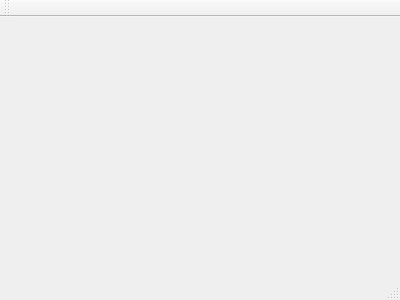
The window that CapstoneCryptography/forms/mainwindow.ui (egandunning/learn-crypto) describes before a commit, drawn with Qt 5.
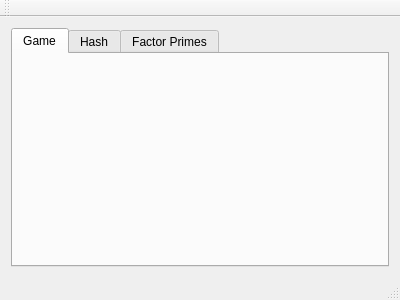
The same window after the commit.

Commit message: Added three tabs and commented out the factoring primes in the main method.

```diff
--- a/CapstoneCryptography/forms/mainwindow.ui
+++ b/CapstoneCryptography/forms/mainwindow.ui
@@ -18,6 +18,28 @@
     <item row="0" column="0">
      <layout class="QHBoxLayout" name="horizontalLayout"/>
     </item>
+    <item row="0" column="0">
+     <widget class="QTabWidget" name="tabWidget">
+      <property name="currentIndex">
+       <number>0</number>
+      </property>
+      <widget class="QWidget" name="tab">
+       <attribute name="title">
+        <string>Game</string>
+       </attribute>
+      </widget>
+      <widget class="QWidget" name="tab_3">
+       <attribute name="title">
+        <string>Hash</string>
+       </attribute>
+      </widget>
+      <widget class="QWidget" name="tab_4">
+       <attribute name="title">
+        <string>Factor Primes</string>
+       </attribute>
+      </widget>
+     </widget>
+    </item>
    </layout>
   </widget>
   <widget class="QMenuBar" name="menuBar">
```
Left out of the diff: 2 changed lines with no effect on the pictures. The commit also changes 3 other files.
